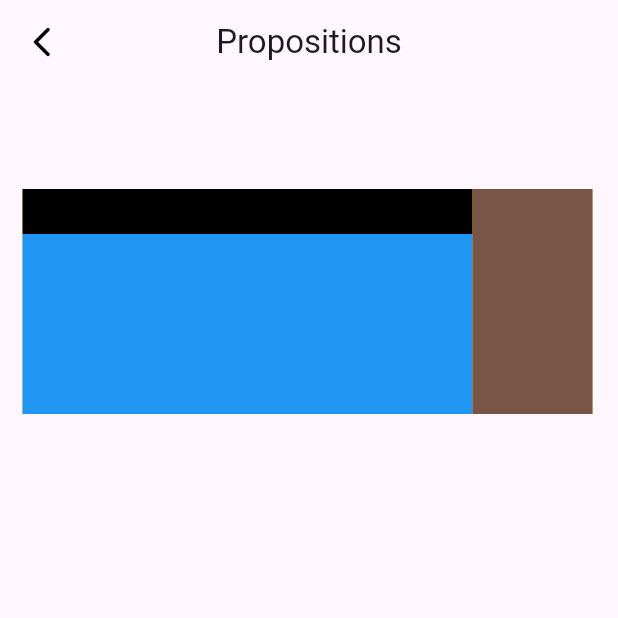
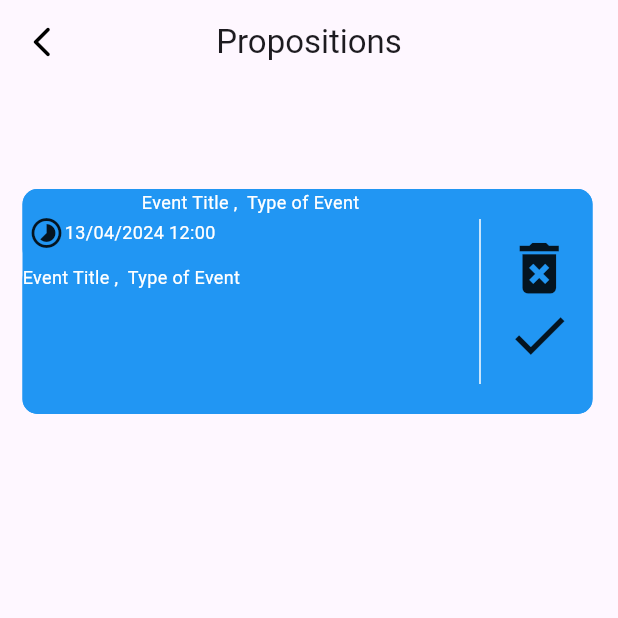
Before and after one commit to aymanerihane/UniEvents, a Flutter app: the Propositions screen opened directly, on a phone screen of 412 x 824 dp, the top half of it. Run offline on Flutter 3.47's test engine with Material 3 defaults, Android fonts, the light colour scheme and no system bars; our stand-ins replace date_picker_timeline, file_picker, get, hidden_drawer_menu, sqflite; accounts and stored records are empty.

Commit message:
adding Proposition page

```diff
--- a/unievents/lib/templates/EventTime/card_event.dart
+++ b/unievents/lib/templates/EventTime/card_event.dart
@@ -79,7 +79,6 @@ class Card_Event extends StatelessWidget {
                     width: 10,
                     endIndent: 20,
                     indent: 20,
-
                   ),
                   Container(
                       child: Transform.rotate(
--- a/unievents/lib/templates/Proposition/Propositions.dart
+++ b/unievents/lib/templates/Proposition/Propositions.dart
@@ -1,6 +1,7 @@
 import 'package:flutter/material.dart';
 import 'package:get/get.dart';
 import 'package:get/get_state_manager/src/simple/get_widget_cache.dart';
+import 'package:unievents/themes/themes.dart';
 
 class Propositions extends StatelessWidget{
 
@@ -20,8 +21,8 @@ const Propositions({super.key});
            width: 380,
             height: 150,
             decoration: BoxDecoration(
-              color: Colors.amber,
-
+              color: Colors.blue,
+              borderRadius: BorderRadius.circular(10),
             ),
             child: Column(
                mainAxisAlignment: MainAxisAlignment.start,
@@ -35,11 +36,36 @@ const Propositions({super.key});
                   children: [
                     Container(
                       width: 300,
-                      height: 30,
+                      height: 50,
+                      padding: EdgeInsets.only(left: 4.0),
                       decoration: BoxDecoration(
-                        color: Colors.black
+                        color: Colors.blue,
+                         borderRadius: BorderRadius.circular(10),
+                        ),
+                        child: Column(
+                          children: [
+                            Text(
+                          'Event Title ,  Type of Event',
+                          style: TextStyle(
+                            color: Colors.white,
+                            fontSize: 12,
+                          ),
+                        ),
+                         Row(
+                          children:[
+                            Icon(Icons.timelapse_rounded),
+                            Text(
+                              '13/04/2024 12:00',
+                              style: const TextStyle(
+                                color: Colors.white,
+                                fontSize: 12,
+                              ),
+                            ),
+                          ]
+                        ),
+                          ],
+                        )
 
-                        ),
                     )
                   ],
                   ),
@@ -47,10 +73,19 @@ const Propositions({super.key});
                     children: [
                        Container(
                           width:300 ,
-                          height: 120,
+                          height: 100,
                           decoration: BoxDecoration(
-                            color: Colors.blue
+                            color: Colors.blue,
+                             borderRadius: BorderRadius.circular(10),
                           ),
+                          child: Text(
+                          'Event Title ,  Type of Event',
+                          style: TextStyle(
+                            color: Colors.white,
+                            fontSize: 12,
+                          ),
+                        ),
+
                         ),
 
                     ],
@@ -58,14 +93,47 @@ const Propositions({super.key});
 
                       ],
                     ),
+
                     Container(
-                      width: 80,
+                       width: 80,
                       height: 150,
                       decoration: BoxDecoration(
-                        color: Colors.brown
+                        color: Colors.blue,
+                         borderRadius: BorderRadius.circular(10),
                       ),
+                     child:  Row(
+                        mainAxisAlignment: MainAxisAlignment.start,
+                        children: [
+                             const VerticalDivider(
+                                color: Colors.white,
+                                thickness: 1,
+                                width: 10,
+                                endIndent: 20,
+                                indent: 20,
+                              ),
+                               SizedBox(width: 12),
+                             Column(
+                              mainAxisAlignment: MainAxisAlignment.center,
+                          children: [
+                              Icon(
+                              Icons.delete_forever,
+                              size: 45.0,
+                              ),
+                               SizedBox(width: 20),
+                            Icon(
+                              Icons.check,
+                              size: 45.0,
+                              ),
 
-                    )
+
+                          ],
+
+                        )
+                        ],
+                        ),
+
+
+                    ),
 
                   ],
                 ),
```
